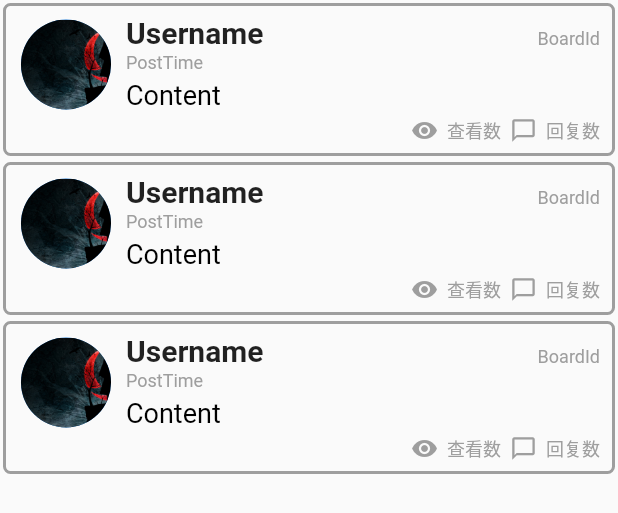
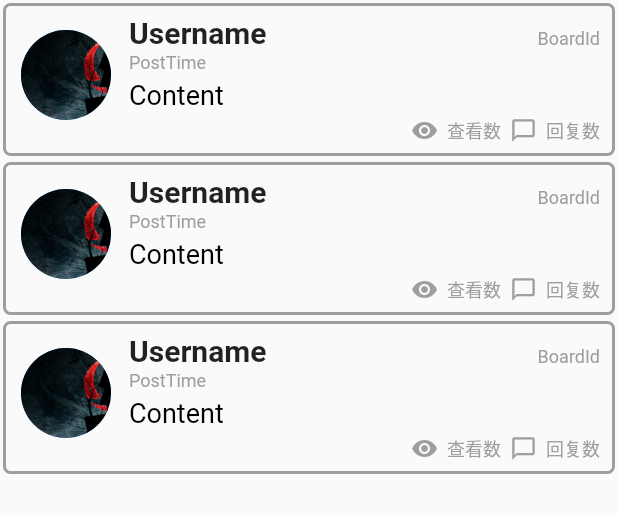
Before and after one commit to sghchh/flutter_bbs, a Flutter app: the CollectionWidget widget shown alone on an empty page, opened directly, on a phone screen of 412 x 824 dp. Shown: the top 513 px of the screen. Run offline on Flutter 3.47's test engine with Material 2 defaults, Android fonts, the phone set to English and light mode, and no system bars; our stand-ins replace dio, shared_preferences; accounts and stored records are empty.

Commit message:
微调UI

```diff
--- a/lib/pages/user/collection/collect_stateful.dart
+++ b/lib/pages/user/collection/collect_stateful.dart
@@ -23,17 +23,14 @@ class _CollectionState extends State<CollectionWidget> {
               borderRadius: BorderRadius.all(Radius.circular(5.0))),
           margin: const EdgeInsets.only(left: 2, right: 2, top: 2, bottom: 2),
           child: Row(
+            crossAxisAlignment: CrossAxisAlignment.start,
             children: <Widget>[
-              Column(
-                children: <Widget>[
-                  Container(
-                    padding: const EdgeInsets.only(right: 10, bottom: 20),
-                    child: CircleAvatar(
-                      backgroundImage: AssetImage('images/c.jpg'),
-                      radius: 30,
-                    ),
-                  )
-                ],
+              Container(
+                margin: const EdgeInsets.only(top: 10, right: 12),
+                child: CircleAvatar(
+                  backgroundImage: AssetImage('images/c.jpg'),
+                  radius: 30,
+                ),
               ),
               Flexible(child: Column(
                 crossAxisAlignment: CrossAxisAlignment.start,
```
Also changed, not shown: lib/pages/user/posted/posted_stateful.dart (+7 -10 lines).
